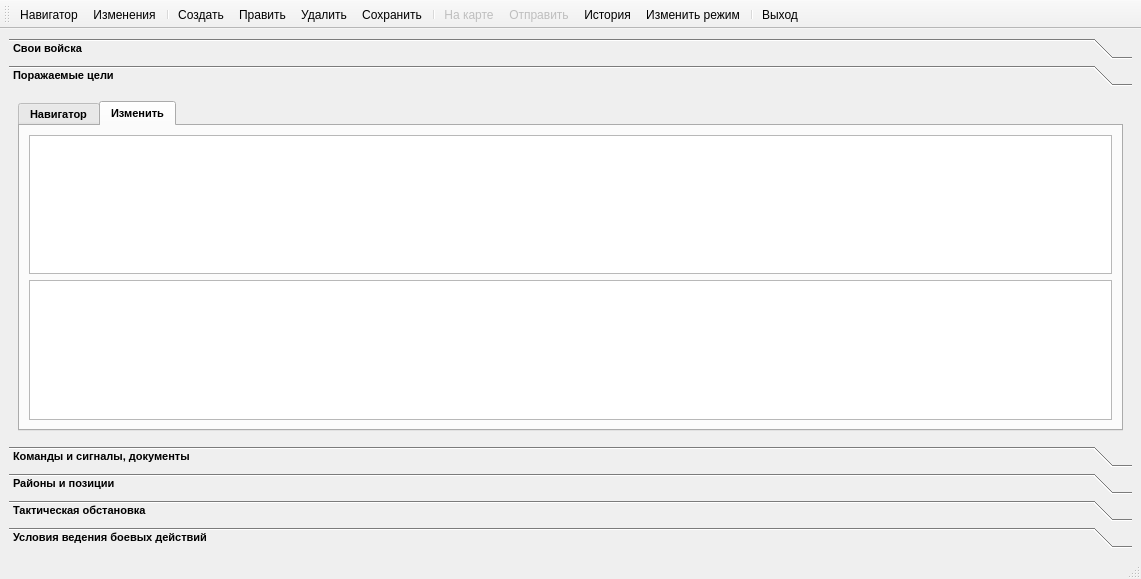
Old version of the form mainwindow2.ui in the repository rymarchik/InitState.
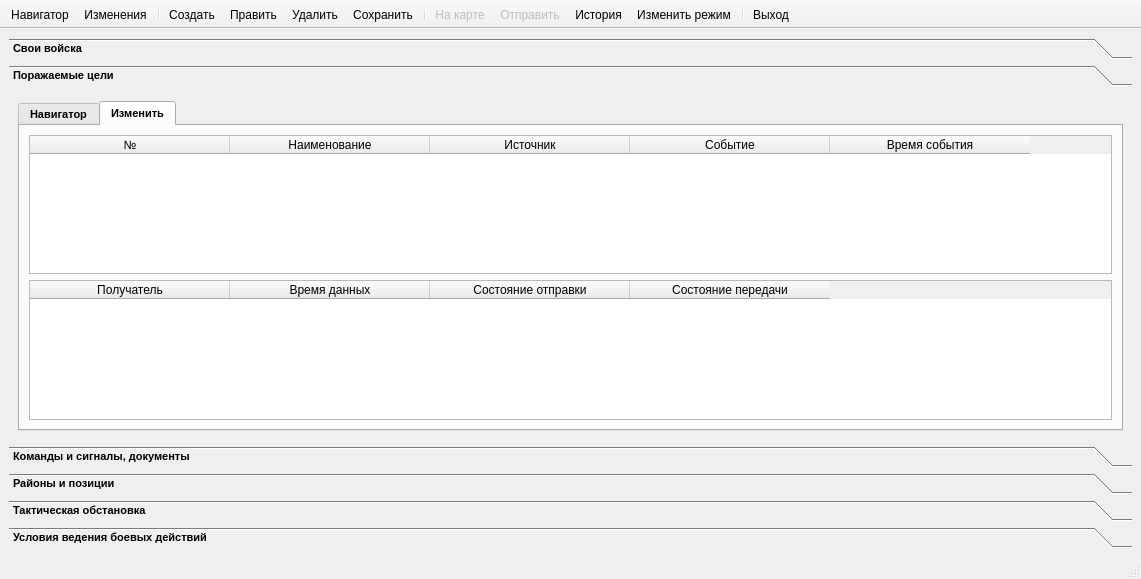
New version of the form. The open tabs and pages were chosen to show the change. Icons and pictures are not drawn.

Commit message: Try to append HitTargets to the project

```diff
--- a/mainwindow2.ui
+++ b/mainwindow2.ui
@@ -345,8 +345,8 @@
         <rect>
          <x>0</x>
          <y>0</y>
-         <width>1119</width>
-         <height>275</height>
+         <width>1123</width>
+         <height>294</height>
         </rect>
        </property>
        <attribute name="icon">
@@ -480,10 +480,63 @@
            </attribute>
            <layout class="QGridLayout" name="gridLayout_16">
             <item row="0" column="0">
-             <widget class="QTableWidget" name="changesHitTargetsTable"/>
+             <widget class="QTableWidget" name="changesHitTargetsTable">
+              <attribute name="horizontalHeaderDefaultSectionSize">
+               <number>200</number>
+              </attribute>
+              <column>
+               <property name="text">
+                <string>№</string>
+               </property>
+              </column>
+              <column>
+               <property name="text">
+                <string>Наименование</string>
+               </property>
+              </column>
+              <column>
+               <property name="text">
+                <string>Источник</string>
+               </property>
+              </column>
+              <column>
+               <property name="text">
+                <string>Событие</string>
+               </property>
+              </column>
+              <column>
+               <property name="text">
+                <string>Время события</string>
+               </property>
+              </column>
+             </widget>
             </item>
             <item row="1" column="0">
-             <widget class="QTableWidget" name="changesHitTargetsRecivers"/>
+             <widget class="QTableWidget" name="changesHitTargetsReceivers">
+              <attribute name="horizontalHeaderDefaultSectionSize">
+               <number>200</number>
+              </attribute>
+              <column>
+               <property name="text">
+                <string>Получатель</string>
+               </property>
+              </column>
+              <column>
+               <property name="text">
+                <string>Время данных</string>
+               </property>
+              </column>
+              <column>
+               <property name="text">
+                <string>Состояние отправки</string>
+               </property>
+              </column>
+              <column>
+               <property name="text">
+                <string>Состояние передачи</string>
+               </property>
+              </column>
+             </widget>
             </item>
            </layout>
           </widget>
@@ -1000,6 +1053,18 @@
    <property name="windowTitle">
     <string>toolBar</string>
    </property>
+   <property name="movable">
+    <bool>false</bool>
+   </property>
+   <property name="iconSize">
+    <size>
+     <width>40</width>
+     <height>40</height>
+    </size>
+   </property>
+   <property name="toolButtonStyle">
+    <enum>Qt::ToolButtonTextUnderIcon</enum>
+   </property>
    <attribute name="toolBarArea">
     <enum>TopToolBarArea</enum>
    </attribute>
```
Left out of the diff: 245 changed lines with no effect on the pictures. The commit also changes 12 other files.
